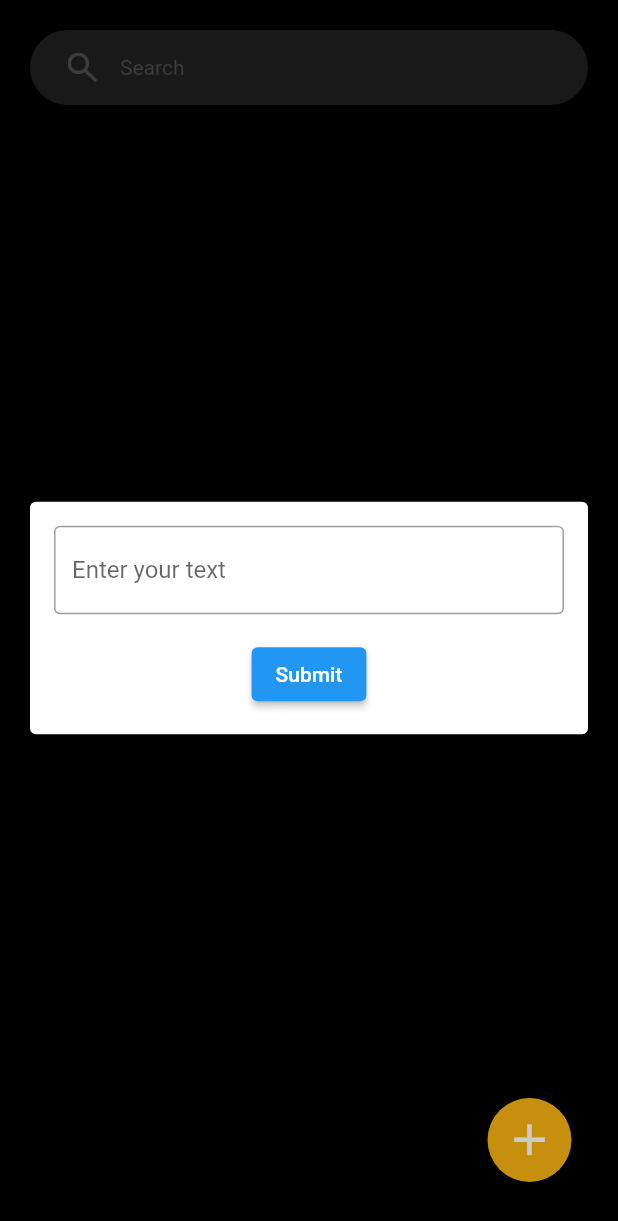
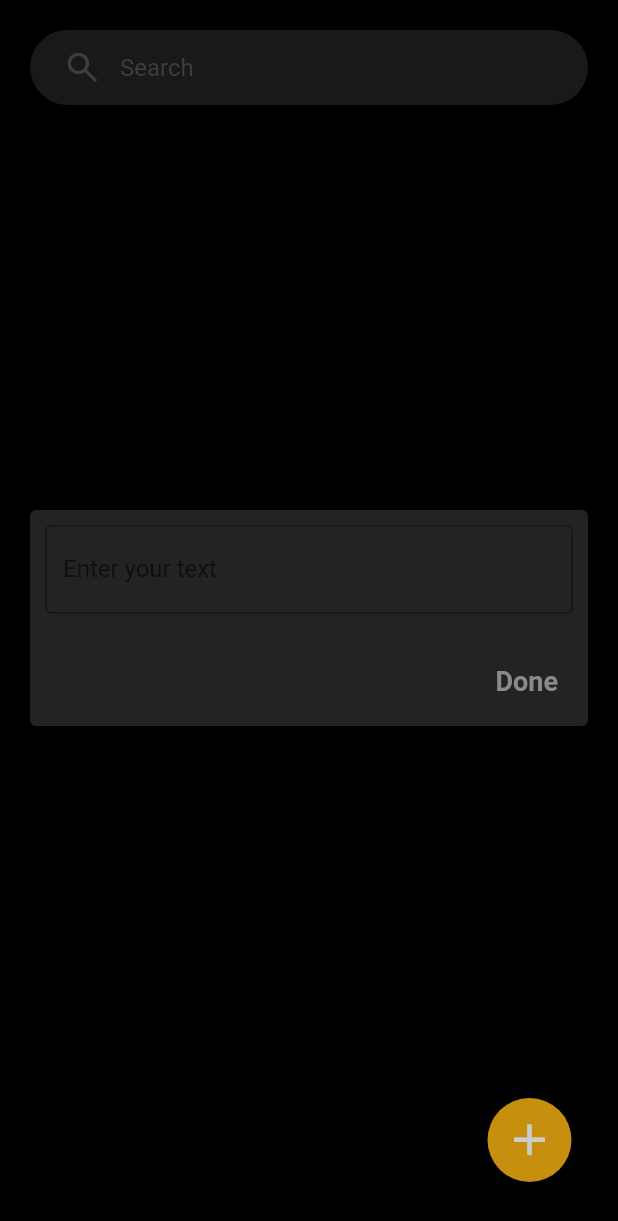
Before and after one commit to amna-kamran/Todo-App-Flutter, a Flutter app: the screen it shows after launch, after a tap on the "add" icon, on a phone screen of 412 x 824 dp. Shown: the top 1221 px of the screen. Run offline on Flutter 3.47's test engine with Material 2 defaults, Android fonts, the phone set to English and light mode, and no system bars; our stand-ins replace cloud_firestore, firebase_core, flutter_svg; accounts and stored records are empty.

```diff
--- a/lib/screens/home/widget/overlay_content.dart
+++ b/lib/screens/home/widget/overlay_content.dart
@@ -1,4 +1,6 @@
 import 'package:flutter/material.dart';
+import 'package:todo_app/Themes/colors.dart';
+import 'package:todo_app/constants/spaces.dart';
 
 import '../../../services/data_writer.dart';
 
@@ -13,11 +15,14 @@ class OverlayContent extends StatelessWidget {
       child: Padding(
         padding: const EdgeInsets.all(16.0),
         child: Card(
-          elevation: 4,
+          color: Color.fromARGB(255, 36, 34, 34),
           child: Padding(
-            padding: const EdgeInsets.all(16.0),
+            padding: const EdgeInsets.only(
+              top: 10,
+              right: 10,
+              left: 10,
+            ),
             child: Column(
-              mainAxisSize: MainAxisSize.min,
               children: [
                 TextFormField(
                   controller: _textFieldController,
@@ -26,16 +31,33 @@ class OverlayContent extends StatelessWidget {
                     border: OutlineInputBorder(),
                   ),
                 ),
-                const SizedBox(height: 16),
-                ElevatedButton(
-                  onPressed: () async {
+                Spaces.h15,
+                Container(
+                  height: 60,
+                  width: double.infinity,
+                  child: GestureDetector(
+                    onTap: () async {
                       //have to check if the id already exists, if it doesnt then datawriter will get called otherwise dataupdate will be called
                       DataWriter dataWriter = DataWriter(
                           hasCompleted: false,
                           taskContent: _textFieldController.text);
                       await dataWriter.create();
                     },
-                  child: const Text('Submit'),
+                    child: Container(
+                      padding: EdgeInsets.all(10),
+                      alignment: Alignment.centerRight,
+                      height: 30,
+                      width: 70,
+                      child: const Text(
+                        'Done',
+                        style: TextStyle(
+                          color: CustomColors.lightGrey,
+                          fontSize: 18,
+                          fontWeight: FontWeight.bold,
+                        ),
+                      ),
+                    ),
+                  ),
                 ),
               ],
             ),
--- a/lib/screens/home/widget/scroll_search_bar.dart
+++ b/lib/screens/home/widget/scroll_search_bar.dart
@@ -38,7 +38,10 @@ class _SearchBarState extends State<SearchBarWidget> {
             Spaces.w15,
             const Text(
               "Search",
-              style: TextStyle(color: CustomColors.mediumGrey),
+              style: TextStyle(
+                color: CustomColors.mediumGrey,
+                fontSize: 16,
+              ),
             ),
           ],
         ));
--- a/lib/services/data_reader.dart
+++ b/lib/services/data_reader.dart
@@ -13,14 +13,18 @@ class DataReader extends StatelessWidget {
       stream: FirebaseFirestore.instance.collection('todos').snapshots(),
       builder: (BuildContext context, AsyncSnapshot<QuerySnapshot> snapshot) {
         if (snapshot.hasData) {
-          final List<FiAs3AmnaTaskTile> taskTiles =
-              snapshot.data!.docs.map((doc) {
-            final String taskText = doc['taskContent'];
+          final List<FiAs3AmnaTaskTile> taskTiles = snapshot.data!.docs.map(
+            (doc) {
+              final String taskText = doc['taskContent'];
+              final bool hasCompleted = doc['hasCompleted'];
 
-            return FiAs3AmnaTaskTile(
-              text: taskText,
-            );
-          }).toList();
+              return FiAs3AmnaTaskTile(
+                hasCompleted: hasCompleted,
+                text: taskText,
+                id: doc.id,
+              );
+            },
+          ).toList();
 
           return ListView.builder(
             itemCount: taskTiles.length,
```
Also changed, not shown: lib/screens/home/widget/form_with_container.dart (deleted, +0 -64 lines), lib/screens/home/widget/task_tile.dart (+38 -15 lines), lib/services/data_update.dart (+12 -2 lines). Lines whose indentation alone changed are shown as unchanged.
